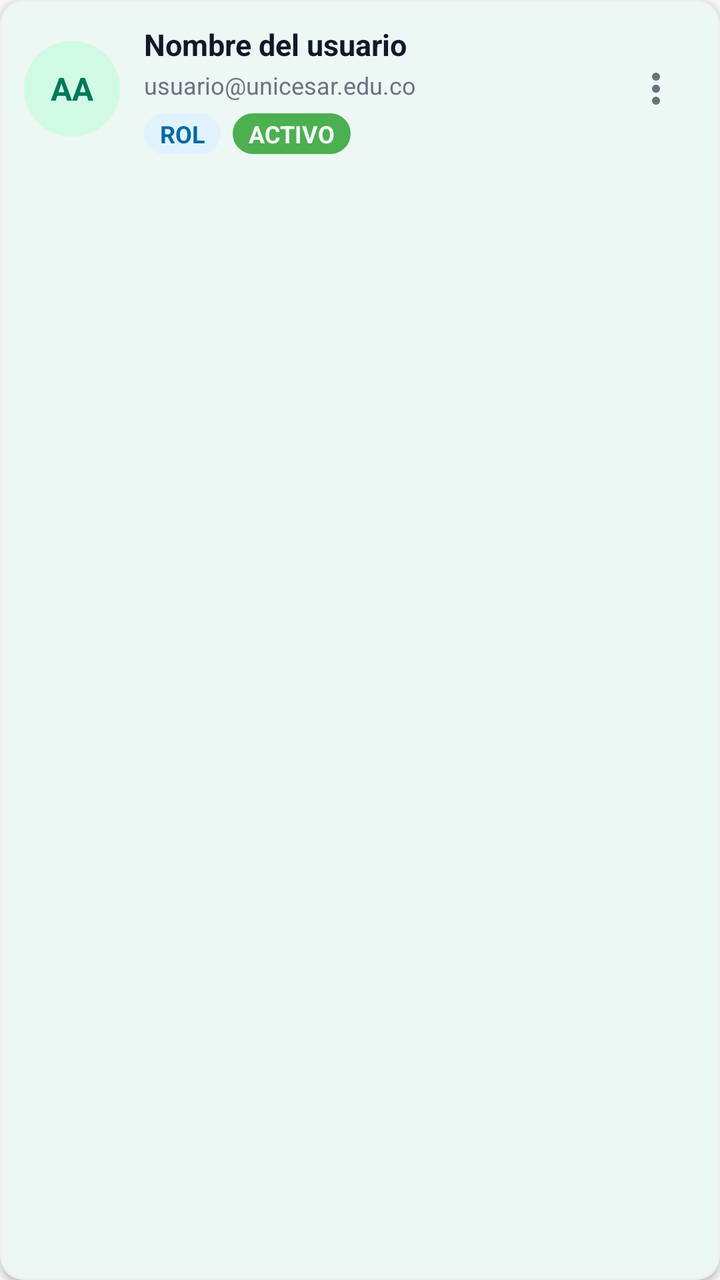
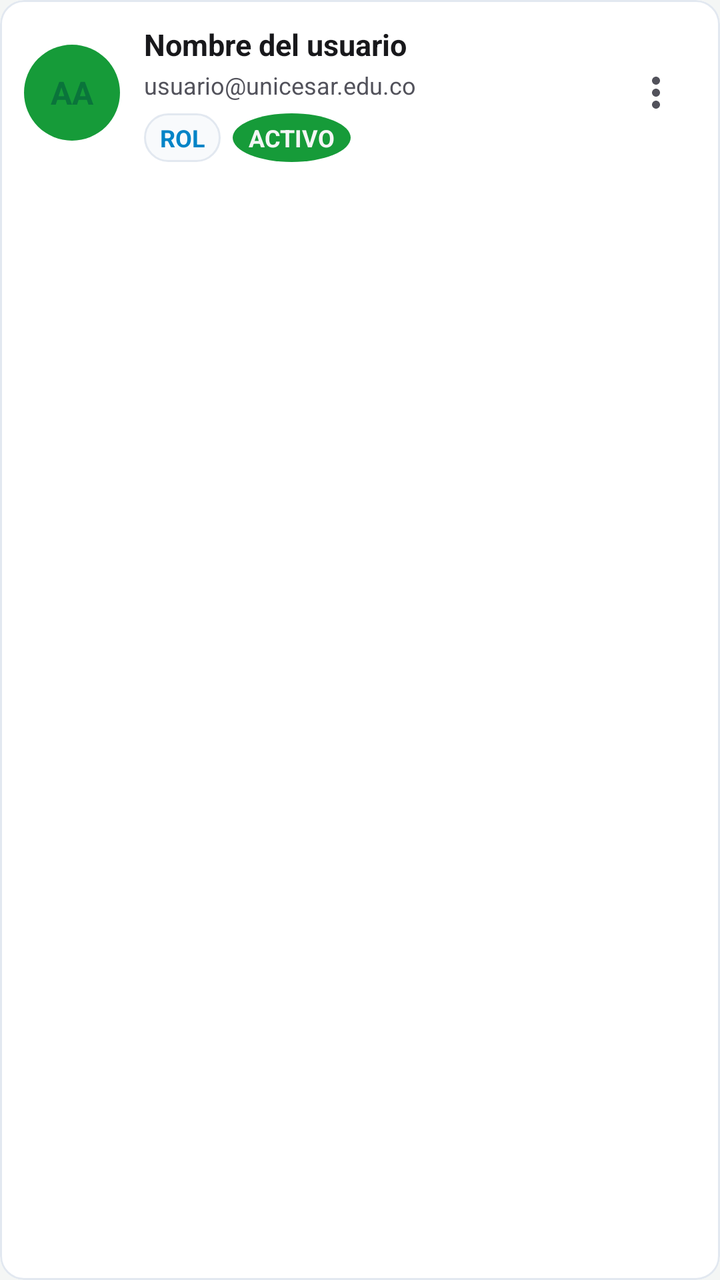

Screens rendered from an Android XML layout before and after an edit, with the pre-edit source and the edit as a unified diff.
<!-- AndroidManifest.xml: application theme Theme.BienestarUPC -->
<!-- res/layout/item_user_card.xml -->
<?xml version="1.0" encoding="utf-8"?>
<com.google.android.material.card.MaterialCardView
    xmlns:android="http://schemas.android.com/apk/res/android"
    xmlns:app="http://schemas.android.com/apk/res-auto"
android:layout_width="match_parent"
    android:layout_height="wrap_content"
    android:layout_marginHorizontal="12dp"
    android:layout_marginVertical="6dp"
    app:cardBackgroundColor="@color/white_card"
    app:cardCornerRadius="12dp"
    app:cardElevation="2dp">

    <LinearLayout
        android:layout_width="match_parent"
        android:layout_height="wrap_content"
        android:orientation="horizontal"
        android:padding="12dp"
        android:gravity="center_vertical">

        
        <TextView
            android:id="@+id/txt_iniciales"
            android:layout_width="48dp"
            android:layout_height="48dp"
            android:background="@drawable/badge_circle_green_light"
            android:gravity="center"
            android:text="@string/txt_aa"
            android:textColor="@color/green_primary_dark"
            android:textSize="16sp"
            android:textStyle="bold" />

        
        <LinearLayout
            android:layout_width="0dp"
            android:layout_height="wrap_content"
            android:layout_weight="1"
            android:layout_marginStart="12dp"
            android:orientation="vertical">

            <TextView
                android:id="@+id/txt_nombre"
                android:layout_width="match_parent"
                android:layout_height="wrap_content"
                android:text="@string/txt_nombre_del_usuario"
                android:textColor="@color/text_primary"
                android:textSize="15sp"
                android:textStyle="bold"
                android:maxLines="1"
                android:ellipsize="end" />

            <TextView
                android:id="@+id/txt_email"
                android:layout_width="match_parent"
                android:layout_height="wrap_content"
                android:layout_marginTop="2dp"
                android:text="@string/txt_usuario_unicesar_edu_co"
                android:textColor="@color/text_secondary"
                android:textSize="12sp"
                android:maxLines="1"
                android:ellipsize="end" />

            
            <LinearLayout
                android:layout_width="wrap_content"
                android:layout_height="wrap_content"
                android:layout_marginTop="6dp"
                android:orientation="horizontal">

                <TextView
                    android:id="@+id/txt_rol"
                    android:layout_width="wrap_content"
                    android:layout_height="wrap_content"
                    android:background="@drawable/badge_info"
                    android:paddingHorizontal="8dp"
                    android:paddingVertical="2dp"
                    android:text="@string/txt_rol"
                    android:textColor="@color/info_text"
                    android:textSize="12sp"
                    android:textStyle="bold" />

                <TextView
                    android:id="@+id/txt_estado"
                    android:layout_width="wrap_content"
                    android:layout_height="wrap_content"
                    android:layout_marginStart="6dp"
                    android:background="@drawable/badge_risk_low"
                    android:paddingHorizontal="8dp"
                    android:paddingVertical="2dp"
                    android:text="@string/txt_activo"
                    android:textColor="@color/background_gray"
                    android:textSize="12sp"
                    android:textStyle="bold" />
            </LinearLayout>

        </LinearLayout>

        
        <ImageView
            android:id="@+id/btn_options"
            android:layout_width="40dp"
            android:layout_height="40dp"
            android:padding="8dp"
            android:src="@drawable/ic_more"
            android:background="?attr/selectableItemBackgroundBorderless"
            app:tint="@color/text_secondary"
            android:contentDescription="@string/cd_opciones" />

    </LinearLayout>
</com.google.android.material.card.MaterialCardView>
<!-- resources referenced by this layout -->
<resources>
  <color name="background_gray">#F6F7F9</color>
  <color name="green_primary_dark">#047857</color>
  <color name="info_text">#0369A1</color>
  <color name="text_primary">#111827</color>
  <color name="text_secondary">#6B7280</color>
  <color name="white_card">#FFFFFF</color>
  <!-- drawable badge_circle_green_light (drawable) -->
  <?xml version="1.0" encoding="utf-8"?>
  <shape xmlns:android="http://schemas.android.com/apk/res/android"
      android:shape="oval">
      <solid android:color="@color/success_bg" />
  </shape>
  <!-- drawable badge_info (drawable) -->
  <?xml version="1.0" encoding="utf-8"?>
  <shape xmlns:android="http://schemas.android.com/apk/res/android"
      android:shape="rectangle">
      <solid android:color="@color/info_bg" />
      <corners android:radius="20dp" />
  </shape>
  <!-- drawable badge_risk_low (drawable) -->
  <?xml version="1.0" encoding="utf-8"?>
  <shape xmlns:android="http://schemas.android.com/apk/res/android"
      android:shape="rectangle">
      <solid android:color="@color/risk_low_bg" />
      <corners android:radius="20dp" />
  </shape>
  <string name="cd_opciones">Opciones</string>
  <string name="txt_aa">AA</string>
  <string name="txt_activo">ACTIVO</string>
  <string name="txt_nombre_del_usuario">Nombre del usuario</string>
  <string name="txt_rol">ROL</string>
  <string name="txt_usuario_unicesar_edu_co">usuario@unicesar.edu.co</string>
  <color name="success_bg">#D1FAE5</color>
  <color name="info_bg">#E0F2FE</color>
  <color name="risk_low_bg">#4CAF50</color>
  <color name="green_primary">#059669</color>
  <color name="green_container">#D1FAE5</color>
  <color name="on_primary_container">#053B2A</color>
  <color name="teal_primary">#0D9488</color>
  <color name="teal_light">#CCFBF1</color>
  <color name="surface_container_low">#F8FAFC</color>
  <color name="surface_container">#EFF2F5</color>
  <color name="surface_container_high">#E7EAEE</color>
  <color name="surface_container_highest">#DEE2E8</color>
  <color name="surface_outline">#C9CFD8</color>
  <color name="surface_outline_variant">#E4E7EC</color>
  <color name="error_text">#DC2626</color>
  <color name="gray_medium">#9CA3AF</color>
  <color name="stroke_color">#EDEFF2</color>
  <color name="green_light">#D1FAE5</color>
  <color name="nav_background">#FFFFFF</color>
  <color name="chip_bg">#F3F4F6</color>
  <color name="chip_text">#111827</color>
  <style name="ShapeAppearance.BienestarUPC.Dialog" parent="ShapeAppearance.Material3.LargeComponent">
          <item name="cornerSize">24dp</item>
      </style>
  <style name="ShapeAppearance.BienestarUPC.Snackbar" parent="ShapeAppearance.Material3.MediumComponent">
          <item name="cornerFamily">rounded</item>
          <item name="cornerSize">14dp</item>
      </style>
  <!-- unchanged entries left out for length: 9 -->
</resources>

<!-- the commit's change to res/layout/item_user_card.xml (unified diff, before → after) -->
@@ -6,9 +6,11 @@ android:layout_width="match_parent"
     android:layout_height="wrap_content"
     android:layout_marginHorizontal="12dp"
     android:layout_marginVertical="6dp"
-    app:cardBackgroundColor="@color/white_card"
+    app:cardBackgroundColor="@color/bg_surface_1"
     app:cardCornerRadius="12dp"
-    app:cardElevation="2dp">
+    app:cardElevation="0dp"
+    app:strokeWidth="1dp"
+    app:strokeColor="@color/border_surface_1">
 
     <LinearLayout
         android:layout_width="match_parent"
@@ -72,9 +74,9 @@ android:layout_width="match_parent"
                     android:layout_height="wrap_content"
                     android:background="@drawable/badge_info"
                     android:paddingHorizontal="8dp"
-                    android:paddingVertical="2dp"
+                    android:paddingVertical="4dp"
                     android:text="@string/txt_rol"
-                    android:textColor="@color/info_text"
+                    android:textColor="@color/role_psychologist_light"
                     android:textSize="12sp"
                     android:textStyle="bold" />
 
@@ -83,9 +85,9 @@ android:layout_width="match_parent"
                     android:layout_width="wrap_content"
                     android:layout_height="wrap_content"
                     android:layout_marginStart="6dp"
-                    android:background="@drawable/badge_risk_low"
+                    android:background="@drawable/badge_circle_green_light"
                     android:paddingHorizontal="8dp"
-                    android:paddingVertical="2dp"
+                    android:paddingVertical="4dp"
                     android:text="@string/txt_activo"
                     android:textColor="@color/background_gray"
                     android:textSize="12sp"
<!-- resource entries referenced after the edit -->
@@ -1,11 +1,13 @@
 <!-- resources referenced by this layout -->
 <resources>
-  <color name="background_gray">#F6F7F9</color>
-  <color name="green_primary_dark">#047857</color>
-  <color name="info_text">#0369A1</color>
-  <color name="text_primary">#111827</color>
-  <color name="text_secondary">#6B7280</color>
-  <color name="white_card">#FFFFFF</color>
+  <color name="background_gray">@color/bg_canvas</color>
+  <color name="bg_surface_1">@color/bg_surface_1_light</color>
+  <color name="border_surface_1">@color/border_surface_1_light</color>
+  <color name="green_primary_dark">@color/upc_green_dark</color>
+  <color name="role_psychologist_light">#0284C7</color>
+  <color name="text_primary">@color/text_primary_light</color>
+  <color name="text_secondary">@color/text_secondary_light</color>
+  <color name="white_card">@color/bg_surface_1</color>
   <!-- drawable badge_circle_green_light (drawable) -->
   <?xml version="1.0" encoding="utf-8"?>
   <shape xmlns:android="http://schemas.android.com/apk/res/android"
@@ -16,15 +18,9 @@
   <?xml version="1.0" encoding="utf-8"?>
   <shape xmlns:android="http://schemas.android.com/apk/res/android"
       android:shape="rectangle">
-      <solid android:color="@color/info_bg" />
-      <corners android:radius="20dp" />
-  </shape>
-  <!-- drawable badge_risk_low (drawable) -->
-  <?xml version="1.0" encoding="utf-8"?>
-  <shape xmlns:android="http://schemas.android.com/apk/res/android"
-      android:shape="rectangle">
-      <solid android:color="@color/risk_low_bg" />
-      <corners android:radius="20dp" />
+      <solid android:color="@color/bg_surface_2" />
+      <stroke android:width="1dp" android:color="@color/border_surface_1" />
+      <corners android:radius="12dp" />
   </shape>
   <string name="cd_opciones">Opciones</string>
   <string name="txt_aa">AA</string>
@@ -32,27 +28,39 @@
   <string name="txt_nombre_del_usuario">Nombre del usuario</string>
   <string name="txt_rol">ROL</string>
   <string name="txt_usuario_unicesar_edu_co">usuario@unicesar.edu.co</string>
-  <color name="success_bg">#D1FAE5</color>
-  <color name="info_bg">#E0F2FE</color>
-  <color name="risk_low_bg">#4CAF50</color>
-  <color name="green_primary">#059669</color>
-  <color name="green_container">#D1FAE5</color>
-  <color name="on_primary_container">#053B2A</color>
-  <color name="teal_primary">#0D9488</color>
-  <color name="teal_light">#CCFBF1</color>
-  <color name="surface_container_low">#F8FAFC</color>
-  <color name="surface_container">#EFF2F5</color>
-  <color name="surface_container_high">#E7EAEE</color>
-  <color name="surface_container_highest">#DEE2E8</color>
-  <color name="surface_outline">#C9CFD8</color>
-  <color name="surface_outline_variant">#E4E7EC</color>
-  <color name="error_text">#DC2626</color>
-  <color name="gray_medium">#9CA3AF</color>
-  <color name="stroke_color">#EDEFF2</color>
-  <color name="green_light">#D1FAE5</color>
-  <color name="nav_background">#FFFFFF</color>
-  <color name="chip_bg">#F3F4F6</color>
-  <color name="chip_text">#111827</color>
+  <color name="bg_canvas">@color/bg_canvas_light</color>
+  <color name="bg_surface_1_light">#FFFFFF</color>
+  <color name="border_surface_1_light">#E2E8F0</color>
+  <color name="upc_green_dark">#0A743B</color>
+  <color name="text_primary_light">#18181B</color>
+  <color name="text_secondary_light">#52525B</color>
+  <color name="success_bg">@color/upc_green_primary</color>
+  <color name="bg_surface_2">@color/bg_surface_2_light</color>
+  <color name="green_primary">@color/upc_green_primary</color>
+  <color name="green_container">@color/upc_green_tint_light</color>
+  <color name="on_primary_container">@color/text_primary</color>
+  <color name="teal_primary">@color/risk_low_text</color>
+  <color name="teal_light">@color/risk_low_border</color>
+  <color name="surface_container_low">@color/bg_surface_1</color>
+  <color name="surface_container">@color/bg_surface_2</color>
+  <color name="surface_container_high">@color/border_surface_1</color>
+  <color name="surface_container_highest">@color/border_surface_1</color>
+  <color name="surface_outline">@color/border_surface_1</color>
+  <color name="surface_outline_variant">@color/border_surface_1</color>
+  <color name="error_text">@color/risk_critical_text</color>
+  <color name="bg_canvas_light">#F4F6F5</color>
+  <color name="upc_green_primary">#169B39</color>
+  <color name="bg_surface_2_light">#F8FAFC</color>
+  <color name="upc_green_tint_light">#E8F5E9</color>
+  <color name="risk_low_text">@color/risk_low_text_light</color>
+  <color name="risk_low_border">@color/risk_low_border_light</color>
+  <color name="risk_critical_text">@color/risk_critical_text_light</color>
+  <color name="gray_medium">@color/text_secondary</color>
+  <color name="stroke_color">@color/border_surface_1</color>
+  <color name="green_light">@color/upc_green_light</color>
+  <color name="nav_background">@color/bg_surface_1</color>
+  <color name="chip_bg">@color/bg_surface_2</color>
+  <color name="chip_text">@color/text_primary</color>
   <style name="ShapeAppearance.BienestarUPC.Dialog" parent="ShapeAppearance.Material3.LargeComponent">
           <item name="cornerSize">24dp</item>
       </style>
@@ -60,6 +68,10 @@
           <item name="cornerFamily">rounded</item>
           <item name="cornerSize">14dp</item>
       </style>
+  <color name="risk_low_text_light">#0D9488</color>
+  <color name="risk_low_border_light">#99F6E4</color>
+  <color name="risk_critical_text_light">#BE123C</color>
+  <color name="upc_green_light">#73C167</color>
   <!-- unchanged entries left out for length: 9 -->
 </resources>
 
